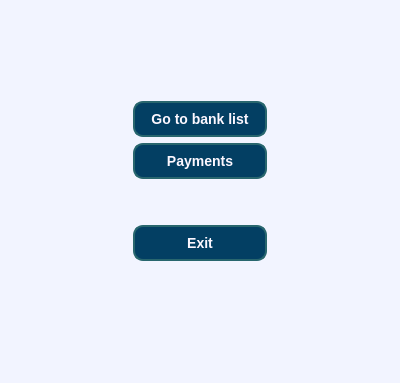
Old version of the form course_work/source/menu/mainwindow.ui in the repository R-Kiselev/Lab1.
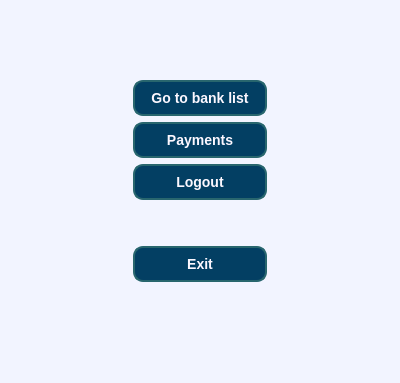
New version of the form.

```diff
--- a/course_work/source/menu/mainwindow.ui
+++ b/course_work/source/menu/mainwindow.ui
@@ -156,6 +156,13 @@
         </property>
        </widget>
       </item>
+      <item>
+       <widget class="QPushButton" name="logout_button">
+        <property name="text">
+         <string>Logout</string>
+        </property>
+       </widget>
+      </item>
       <item>
        <spacer name="verticalSpacer_4">
         <property name="orientation">
```
